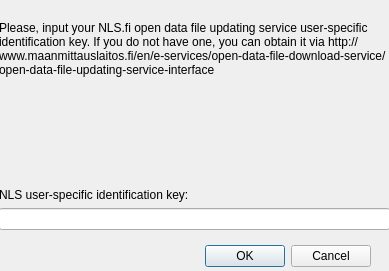
Qt form nls_atom_client_dialog_NLS_user_key.ui (GispoCoding/NLSAtomClient) before a commit.
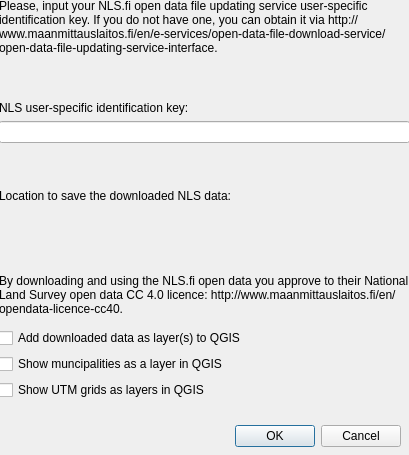
The same form after that commit. Custom widgets are drawn as their Qt base class.

Patch:
```diff
--- a/nls_atom_client_dialog_NLS_user_key.ui
+++ b/nls_atom_client_dialog_NLS_user_key.ui
@@ -2,14 +2,22 @@
 <ui version="4.0">
  <class>Dialog</class>
  <widget class="QDialog" name="Dialog">
+  <property name="geometry">
+   <rect>
+    <x>0</x>
+    <y>0</y>
+    <width>409</width>
+    <height>455</height>
+   </rect>
+  </property>
   <property name="windowTitle">
    <string>Dialog</string>
   </property>
   <widget class="QDialogButtonBox" name="buttonBox">
    <property name="geometry">
     <rect>
-     <x>30</x>
-     <y>240</y>
+     <x>60</x>
+     <y>420</y>
      <width>341</width>
      <height>32</height>
     </rect>
@@ -26,15 +34,15 @@
     <rect>
      <x>-1</x>
      <y>-1</y>
-     <width>391</width>
-     <height>231</height>
+     <width>411</width>
+     <height>401</height>
     </rect>
    </property>
    <layout class="QVBoxLayout" name="verticalLayout">
     <item>
      <widget class="QLabel" name="label">
       <property name="text">
-       <string>Please, input your NLS.fi open data file updating service user-specific identification key. If you do not have one, you can obtain it via http://www.maanmittauslaitos.fi/en/e-services/open-data-file-download-service/open-data-file-updating-service-interface</string>
+       <string>Please, input your NLS.fi open data file updating service user-specific identification key. If you do not have one, you can obtain it via http://www.maanmittauslaitos.fi/en/e-services/open-data-file-download-service/open-data-file-updating-service-interface.</string>
       </property>
       <property name="wordWrap">
        <bool>true</bool>
@@ -54,9 +62,60 @@
     <item>
      <widget class="QLineEdit" name="userKeyLineEdit"/>
     </item>
+    <item>
+     <widget class="QLabel" name="label_3">
+      <property name="text">
+       <string>Location to save the downloaded NLS data:</string>
+      </property>
+      <property name="alignment">
+       <set>Qt::AlignBottom|Qt::AlignLeading|Qt::AlignLeft</set>
+      </property>
+     </widget>
+    </item>
+    <item>
+     <widget class="QgsFileWidget" name="dataLocationQgsFileWidget"/>
+    </item>
+    <item>
+     <widget class="QLabel" name="label_4">
+      <property name="text">
+       <string>By downloading and using the NLS.fi open data you approve to their National Land Survey open data CC 4.0 licence: http://www.maanmittauslaitos.fi/en/opendata-licence-cc40.</string>
+      </property>
+      <property name="wordWrap">
+       <bool>true</bool>
+      </property>
+     </widget>
+    </item>
+    <item>
+     <widget class="QCheckBox" name="addDownloadedDataAsLayerCheckBox">
+      <property name="text">
+       <string>Add downloaded data as layer(s) to QGIS</string>
+      </property>
+     </widget>
+    </item>
+    <item>
+     <widget class="QCheckBox" name="showMunicipalitiesAsLayerCheckBox">
+      <property name="text">
+       <string>Show muncipalities as a layer in QGIS</string>
+      </property>
+     </widget>
+    </item>
+    <item>
+     <widget class="QCheckBox" name="showUTMGridsAsLayerCheckBox">
+      <property name="text">
+       <string>Show UTM grids as layers in QGIS</string>
+      </property>
+     </widget>
+    </item>
    </layout>
   </widget>
  </widget>
+ <customwidgets>
+  <customwidget>
+   <class>QgsFileWidget</class>
+   <extends>QWidget</extends>
+   <header>qgsfilewidget.h</header>
+  </customwidget>
+ </customwidgets>
  <resources/>
  <connections>
   <connection>
```
Left out of the diff: 2 changed lines with no effect on the pictures.
